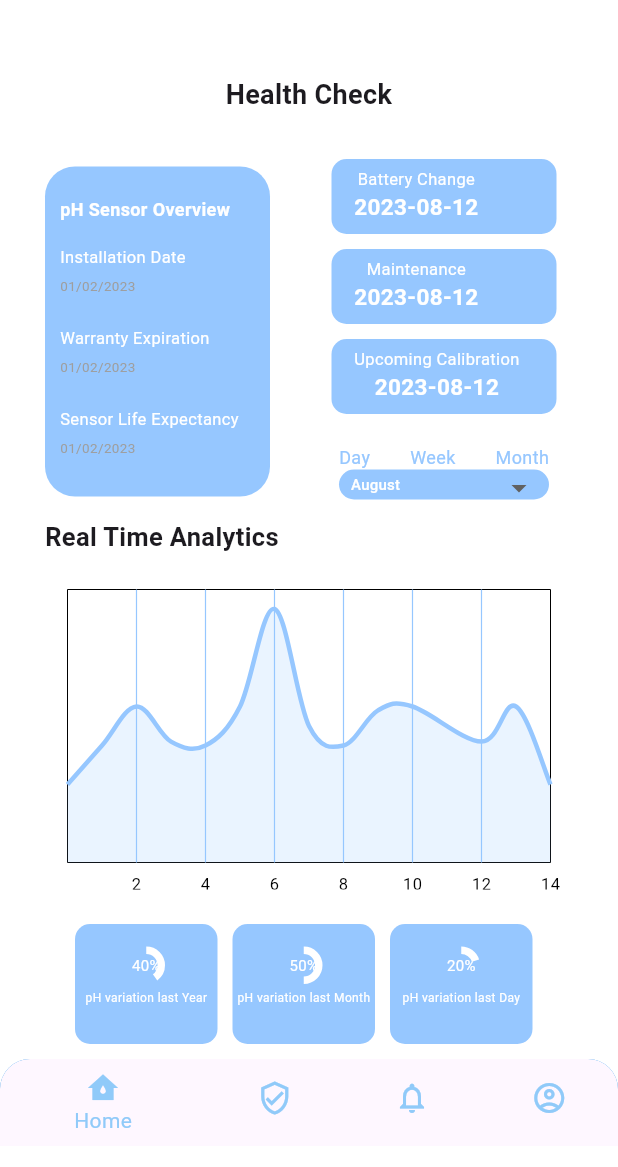
After one commit to montahaJomaa/Treated_WasteWater_RealTime_Remote_Monitoring_SW, a Flutter app: the HealthCheckpH screen opened directly, on a phone screen of 412 x 824 dp. The commit adds this screen. Shown: the top 1167 px of the screen. Run offline on Flutter 3.47's test engine with Material 2 defaults, Android fonts, the phone set to English and light mode, and no system bars; drawn by our look-alikes of fl_chart, percent_indicator; our stand-ins replace google_fonts.

Commit message:
sixth push

```diff
--- a/lib/src/constants/image_string.dart
+++ b/lib/src/constants/image_string.dart
@@ -18,3 +18,9 @@ const String ProfileImage = "assets/images/profile_image/profile_image.png";
 /* -- Dashboard Screen -- */
 const String DrinkingSafety =
     "assets/images/drinking_safety/drinking_safety.png";
+
+/* -- Health Check Screen -- */
+const String OnlineSystem = "assets/images/system_status/online_system.png";
+const String OfflineSystem = "assets/images/system_status/offline_system.png";
+const String SystemMaintenance =
+    "assets/images/system_status/system_maintenance.png";
--- a/lib/src/features/authentication/screens/health_check/health_check.dart
+++ b/lib/src/features/authentication/screens/health_check/health_check.dart
@@ -2,7 +2,7 @@ import 'package:flutter/material.dart';
 import 'package:ifilter_mobile_application/src/constants/sizes.dart';
 import 'package:ifilter_mobile_application/src/constants/colors.dart';
 import 'package:ifilter_mobile_application/src/common_widgets/bottom_navigation_menu/bottom_navigation_menu.dart';
-import 'health_check_sensros/health_check_sensors_pH.dart';
+import 'health_check_element/health_check_pH.dart';
 
 class HealthCheck extends StatelessWidget {
   @override
@@ -36,8 +36,7 @@ class HealthCheck extends StatelessWidget {
                               press: () => Navigator.push(
                                 context,
                                 MaterialPageRoute(
-                                    builder: (context) =>
-                                        HealthCheckPHSensor()),
+                                    builder: (context) => HealthCheckpH()),
                               ),
                             ),
                             HealthCheckMenu(
@@ -112,13 +111,13 @@ class HealthCheckMenu extends StatelessWidget {
   @override
   Widget build(BuildContext context) {
     return Padding(
-      padding: EdgeInsets.symmetric(horizontal: 20, vertical: 10),
+      padding: EdgeInsets.symmetric(horizontal: 0, vertical: 10),
       child: TextButton(
         style: TextButton.styleFrom(
           padding: EdgeInsets.all(20),
           shape:
               RoundedRectangleBorder(borderRadius: BorderRadius.circular(15)),
-          backgroundColor: Color(0xFFF5F6F9),
+          backgroundColor: Color(0xFFECEFF1),
         ),
         onPressed: press,
         child: Row(
--- /dev/null
+++ b/lib/src/features/authentication/screens/health_check/health_check_element/health_check_pH.dart
@@ -0,0 +1,556 @@
+import 'package:flutter/material.dart';
+import 'package:ifilter_mobile_application/src/common_widgets/bottom_navigation_menu/bottom_navigation_menu.dart';
+import 'package:ifilter_mobile_application/src/constants/image_string.dart';
+import 'package:ifilter_mobile_application/src/constants/colors.dart';
+import 'package:ifilter_mobile_application/src/constants/colors.dart';
+import 'package:percent_indicator/percent_indicator.dart';
+import 'package:fl_chart/fl_chart.dart';
+import 'package:intl/intl.dart';
+
+class HealthCheckpH extends StatefulWidget {
+  const HealthCheckpH({Key? key}) : super(key: key);
+
+  @override
+  State<HealthCheckpH> createState() => _HealthCheckpHState();
+}
+
+class _HealthCheckpHState extends State<HealthCheckpH> {
+  @override
+  Widget build(BuildContext context) {
+    return Scaffold(
+      backgroundColor: Colors.white,
+      body: Column(
+        children: [
+          SizedBox(height: 30),
+          Padding(
+            padding: EdgeInsets.symmetric(vertical: 20.0, horizontal: 50.0),
+            child: const Text(
+              "Health Check",
+              style: TextStyle(
+                fontSize: 18,
+                fontWeight: FontWeight.bold,
+              ),
+              textAlign: TextAlign.center,
+            ),
+          ),
+          Row(
+            children: const [
+              SensorOverview(),
+              UpComingMaintenance(),
+            ],
+          ),
+          Padding(
+            padding: EdgeInsets.symmetric(horizontal: 30),
+            child: SizedBox(
+              height: 350,
+              child: Column(
+                mainAxisAlignment: MainAxisAlignment.spaceBetween,
+                crossAxisAlignment: CrossAxisAlignment.start,
+                children: [
+                  const Text(
+                    "Real Time Analytics",
+                    style: TextStyle(
+                      fontSize: 17,
+                      fontWeight: FontWeight.bold,
+                    ),
+                  ),
+                  const ExpenseGraphDesign(),
+                  const CircleProgressChart(),
+                ],
+              ),
+            ),
+          ),
+          SizedBox(height: 10),
+          BottomNavigationMenu(),
+        ],
+      ),
+    );
+  }
+}
+
+class SensorOverview extends StatefulWidget {
+  const SensorOverview({Key? key}) : super(key: key);
+
+  @override
+  State<SensorOverview> createState() => _SensorOverviewState();
+}
+
+class _SensorOverviewState extends State<SensorOverview> {
+  @override
+  Widget build(BuildContext context) {
+    return Container(
+      margin: const EdgeInsets.only(left: 30),
+      padding: const EdgeInsets.symmetric(vertical: 20, horizontal: 10),
+      height: 220,
+      width: 150,
+      decoration: BoxDecoration(
+        borderRadius: BorderRadius.circular(20),
+        color: PrimaryColor,
+      ),
+      child: Column(
+        crossAxisAlignment:
+            CrossAxisAlignment.start, // Align children to the left
+        children: [
+          const Text(
+            "pH Sensor Overview",
+            style: TextStyle(
+              color: Colors.white,
+              fontWeight: FontWeight.bold,
+              fontSize: 12,
+            ),
+          ),
+          SizedBox(height: 15),
+          Column(
+            crossAxisAlignment:
+                CrossAxisAlignment.start, // Align texts to the left
+            children: const [
+              Text(
+                "Installation Date",
+                style: TextStyle(
+                  color: Colors.white,
+                  fontSize: 11,
+                ),
+              ),
+              SizedBox(height: 5),
+              Text(
+                "01/02/2023",
+                style: TextStyle(
+                  color: Colors.grey,
+                  fontSize: 9,
+                ),
+              ),
+              SizedBox(height: 20),
+              Text(
+                "Warranty Expiration",
+                style: TextStyle(
+                  color: Colors.white,
+                  fontSize: 11,
+                ),
+              ),
+              SizedBox(height: 5),
+              Text(
+                "01/02/2023",
+                style: TextStyle(
+                  color: Colors.grey,
+                  fontSize: 9,
+                ),
+              ),
+              SizedBox(height: 20),
+              Text(
+                "Sensor Life Expectancy",
+                style: TextStyle(
+                  color: Colors.white,
+                  fontSize: 11,
+                ),
+              ),
+              SizedBox(height: 5),
+              Text(
+                "01/02/2023",
+                style: TextStyle(
+                  color: Colors.grey,
+                  fontSize: 9,
+                ),
+              ),
+            ],
+          ),
+        ],
+      ),
+    );
+  }
+}
+
+class UpComingMaintenance extends StatefulWidget {
+  const UpComingMaintenance({Key? key}) : super(key: key);
+
+  @override
+  State<UpComingMaintenance> createState() => _UpComingMaintenanceState();
+}
+
+class _UpComingMaintenanceState extends State<UpComingMaintenance> {
+  final List itemList = [
+    "January",
+    "February",
+    "March",
+    "April",
+    "May",
+    "June",
+    "July",
+    "August",
+    "September",
+    "October",
+    "November",
+    "December"
+  ];
+  String? selectedValue = "August";
+  @override
+  Widget build(BuildContext context) {
+    return Expanded(
+      child: SizedBox(
+        height: 250,
+        child: Padding(
+          padding: const EdgeInsets.symmetric(horizontal: 0, vertical: 0),
+          child: Column(
+            children: [
+              Column(
+                mainAxisAlignment: MainAxisAlignment.spaceEvenly,
+                children: [
+                  const SizedBox(
+                    height: 10,
+                  ),
+                  UpcomingMaintenance(
+                    context,
+                    Icons.arrow_downward,
+                    "Battery Change",
+                    DateTime(2023, 8, 12),
+                    Colors.white,
+                    Colors.white,
+                  ),
+                  const SizedBox(
+                    height: 10,
+                  ),
+                  UpcomingMaintenance(
+                    context,
+                    Icons.arrow_downward,
+                    "Maintenance",
+                    DateTime(2023, 8, 12),
+                    Colors.white,
+                    Colors.white,
+                  ),
+                  const SizedBox(
+                    height: 10,
+                  ),
+                  UpcomingMaintenance(
+                    context,
+                    Icons.arrow_downward,
+                    "Upcoming Calibration",
+                    DateTime(2023, 8, 12),
+                    Colors.white,
+                    Colors.white,
+                  ),
+                ],
+              ),
+              SizedBox(height: 20),
+              SizedBox(
+                width: 140,
+                child: Column(
+                  children: [
+                    Row(
+                      mainAxisAlignment: MainAxisAlignment.spaceBetween,
+                      children: const [
+                        Text(
+                          "Day",
+                          style: TextStyle(
+                            color: PrimaryColor,
+                            fontSize: 12,
+                          ),
+                        ),
+                        Text(
+                          "Week",
+                          style: TextStyle(
+                            color: PrimaryColor,
+                            fontSize: 12,
+                          ),
+                        ),
+                        Text(
+                          "Month",
+                          style: TextStyle(
+                            color: PrimaryColor,
+                            fontSize: 12,
+                          ),
+                        ),
+                      ],
+                    ),
+                    Container(
+                      padding: const EdgeInsets.symmetric(horizontal: 8),
+                      height: 20,
+                      width: 144,
+                      decoration: BoxDecoration(
+                        color: PrimaryColor,
+                        borderRadius: BorderRadius.circular(100.0),
+                      ),
+                      child: DropdownButtonHideUnderline(
+                        child: DropdownButton(
+                          value: selectedValue,
+                          dropdownColor: PrimaryColor,
+                          items:
+                              itemList.map<DropdownMenuItem<String>>((value) {
+                            return DropdownMenuItem<String>(
+                              value: value,
+                              child: Text(
+                                value,
+                                style: TextStyle(
+                                  fontSize: 10,
+                                  color: Colors.white,
+                                ),
+                              ),
+                            );
+                          }).toList(),
+                          onChanged: (String? newValue) {
+                            setState(() {
+                              selectedValue = newValue;
+                            });
+                          },
+                        ),
+                      ),
+                    ),
+                  ],
+                ),
+              ),
+            ],
+          ),
+        ),
+      ),
+    );
+  }
+
+  Widget UpcomingMaintenance(BuildContext context, IconData icon, String text,
+      DateTime date, Color color, Color textColor) {
+    DateTime date = DateTime(2023, 8, 12);
+    String formattedDate = DateFormat('yyyy-MM-dd').format(date);
+    return Container(
+      height: 50,
+      width: 150,
+      padding: const EdgeInsets.symmetric(vertical: 5, horizontal: 15),
+      decoration: BoxDecoration(
+        color: PrimaryColor,
+        borderRadius: BorderRadius.circular(10),
+      ),
+      child: Row(
+        children: [
+          Column(
+            children: [
+              Text(
+                //textAlign: TextAlign.center,
+                text,
+                style: TextStyle(
+                  color: textColor,
+                  fontSize: 11,
+                ),
+              ),
+              Text(
+                //textAlign: TextAlign.center,
+                formattedDate,
+                style: TextStyle(
+                  color: textColor,
+                  fontSize: 15,
+                  fontWeight: FontWeight.bold,
+                ),
+              ),
+            ],
+          ),
+        ],
+      ),
+    );
+  }
+}
+
+class ExpenseGraphDesign extends StatefulWidget {
+  const ExpenseGraphDesign({Key? key}) : super(key: key);
+
+  @override
+  State<ExpenseGraphDesign> createState() => _ExpenseGraphDesignState();
+}
+
+class _ExpenseGraphDesignState extends State<ExpenseGraphDesign> {
+  @override
+  Widget build(BuildContext context) {
+    return Container(
+      padding: const EdgeInsets.symmetric(horizontal: 15),
+      height: 200,
+      child: LineChart(
+        LineChartData(
+          minX: 0,
+          maxX: 14,
+          minY: 0,
+          maxY: 14,
+          borderData: FlBorderData(
+            border: Border.all(width: 0), // Set border width to 0
+          ),
+          //backgroundColor: PrimaryColor,
+          lineBarsData: [
+            LineChartBarData(
+              spots: [
+                FlSpot(0, 4),
+                FlSpot(1, 6),
+                FlSpot(2, 8),
+                FlSpot(3, 6.2),
+                FlSpot(4, 6),
+                FlSpot(5, 8),
+                FlSpot(6, 13),
+                FlSpot(7, 7),
+                FlSpot(8, 6),
+                FlSpot(9, 7.8),
+                FlSpot(10, 8),
+                FlSpot(12, 6.2),
+                FlSpot(13, 8),
+                FlSpot(14, 4),
+              ],
+              isCurved: true,
+              colors: [
+                PrimaryColor,
+              ],
+              barWidth: 3,
+              belowBarData: BarAreaData(
+                show: true,
+                colors: [
+                  PrimaryColor.withOpacity(0.2),
+                ],
+              ),
+              dotData: FlDotData(show: false),
+            ),
+          ],
+          gridData: FlGridData(
+            show: true,
+            drawHorizontalLine: false,
+            drawVerticalLine: true,
+            getDrawingVerticalLine: (value) {
+              return FlLine(
+                color: PrimaryColor,
+                strokeWidth: 0.8,
+              );
+            },
+          ),
+          titlesData: FlTitlesData(
+            leftTitles: SideTitles(showTitles: false),
+            rightTitles: SideTitles(showTitles: false),
+            topTitles: SideTitles(showTitles: false),
+            bottomTitles: SideTitles(
+              showTitles: true,
+              reservedSize: 12,
+              getTitles: (value) {
+                String text = '';
+                switch (value.toInt()) {
+                  case 1:
+                    text = "1";
+                    break;
+                  case 2:
+                    text = "2";
+                    break;
+                  case 3:
+                    text = "3";
+                    break;
+                  case 4:
+                    text = "4";
+                    break;
+                  case 5:
+                    text = "5";
+                    break;
+                  case 6:
+                    text = "6";
+                    break;
+                  case 7:
+                    text = "7";
+                    break;
+                  case 8:
+                    text = "8";
+                    break;
+                  case 9:
+                    text = "9";
+                    break;
+                  case 10:
+                    text = "10";
+                    break;
+                  case 11:
+                    text = "11";
+                    break;
+                  case 12:
+                    text = "12";
+                    break;
+                  case 13:
+                    text = "13";
+                    break;
+                  case 14:
+                    text = "14";
+                    break;
+                  default:
+                    return '';
+                }
+                return text;
+              },
+            ),
+          ),
+        ),
+      ),
+    );
+  }
+}
+
+class CircleProgressChart extends StatefulWidget {
+  const CircleProgressChart({Key? key}) : super(key: key);
+
+  @override
+  State<CircleProgressChart> createState() => _CircleProgressChartState();
+}
+
+class Percentage {
+  final int percent;
+  final String categories;
+
+  Percentage({required this.percent, required this.categories});
+}
+
+class _CircleProgressChartState extends State<CircleProgressChart> {
+  final List<Percentage> percentageList = [
+    Percentage(percent: 40, categories: 'pH variation last Year'),
+    Percentage(percent: 50, categories: 'pH variation last Month'),
+    Percentage(percent: 20, categories: 'pH variation last Day'),
+    // Add more Percentage objects as needed
+  ];
+
+  @override
+  Widget build(BuildContext context) {
+    return Container(
+      padding: const EdgeInsets.symmetric(horizontal: 20),
+      height: 80,
+      child: ListView.builder(
+        scrollDirection: Axis.horizontal,
+        itemCount: percentageList.length,
+        itemBuilder: (context, index) {
+          final percentList = percentageList[index];
+          return Center(
+            child: Container(
+              margin: const EdgeInsets.only(right: 10),
+              width: 95,
+              decoration: BoxDecoration(
+                color: PrimaryColor,
+                borderRadius: BorderRadius.circular(10),
+              ),
+              child: Column(
+                children: [
+                  const SizedBox(
+                    height: 15,
+                  ),
+                  CircularPercentIndicator(
+                    radius: 25,
+                    lineWidth: 5,
+                    percent: percentList.percent / 100,
+                    backgroundColor: PrimaryColor,
+                    progressColor: Colors.white,
+                    backgroundWidth: 1,
+                    center: Text(
+                      "${percentList.percent}%",
+                      style: const TextStyle(
+                        color: Colors.white,
+                        fontSize: 10,
+                      ),
+                    ),
+                  ),
+                  const SizedBox(
+                    height: 4,
+                  ),
+                  Text(
+                    percentList.categories,
+                    style: const TextStyle(
+                      color: Colors.white,
+                      fontSize: 8,
+                    ),
+                  ),
+                ],
+              ),
+            ),
+          );
+        },
+      ),
+    );
+  }
+}
--- a/lib/src/features/authentication/screens/health_check/health_check_sensros/health_check_sensors_pH.dart
+++ /dev/null
@@ -1,21 +0,0 @@
-import 'package:flutter/material.dart';
-import 'package:ifilter_mobile_application/src/common_widgets/bottom_navigation_menu/bottom_navigation_menu.dart';
-
-class HealthCheckPHSensor extends StatelessWidget {
-  const HealthCheckPHSensor({
-    Key? key,
-  }) : super(key: key);
-
-  @override
-  Widget build(BuildContext context) {
-    return Scaffold(
-        body: Column(
-      children: [
-        Expanded(
-          child: SingleChildScrollView(),
-        ),
-        BottomNavigationMenu(), // Bottom Navigation Menu
-      ],
-    ));
-  }
-}
--- a/lib/src/utils/theme/theme.dart
+++ b/lib/src/utils/theme/theme.dart
@@ -6,6 +6,7 @@ import 'widget_themes/text_field_theme.dart';
 class MyAppTheme {
   MyAppTheme._();
   static ThemeData lightTheme = ThemeData(
+    useMaterial3: true,
     brightness: Brightness.light,
     textTheme: MyhAppTextTheme.lightTextTheme,
     //appBarTheme: MyAppTheme.lightAppBarTheme,
```
Also changed, not shown: pubspec.yaml (+18 -24 lines), assets/images/system_status/offline_system.png (added), assets/images/system_status/online_system.png (added), assets/images/system_status/system_maintenance.png (added), pubspec.lock.
